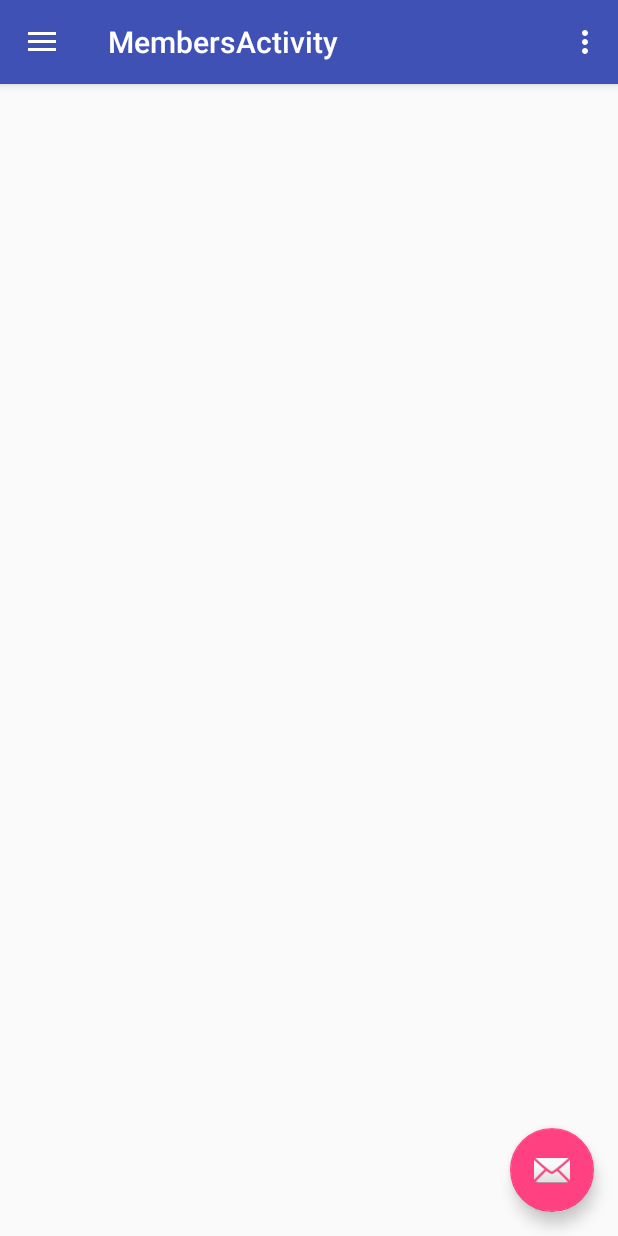
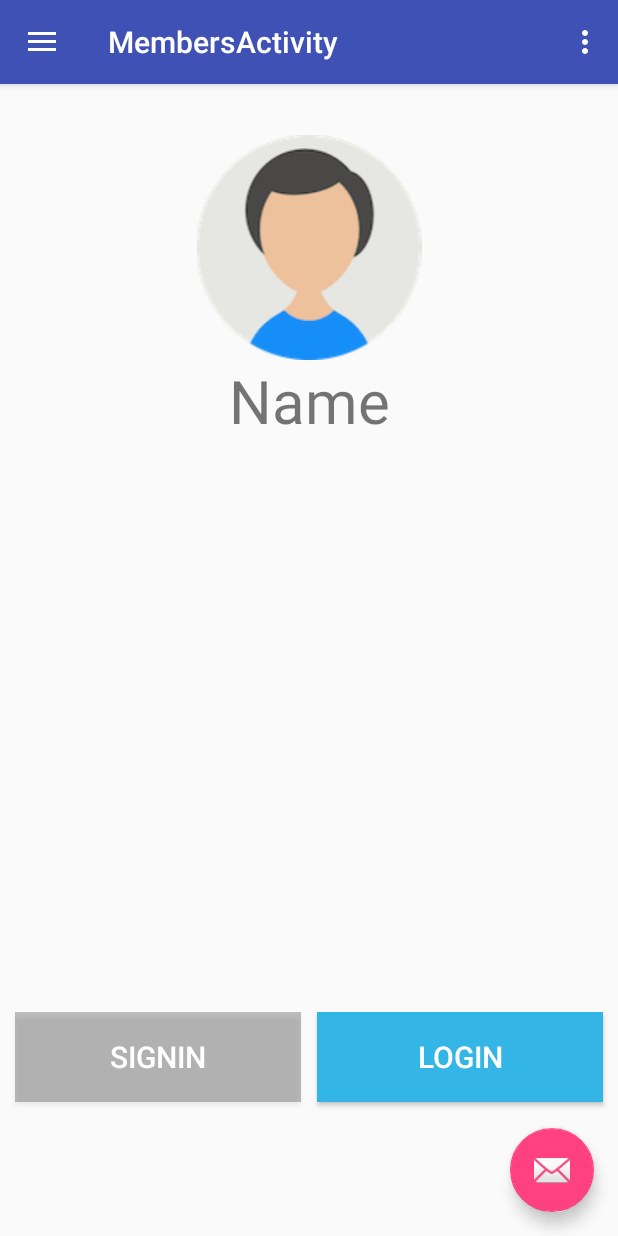
Before and after one commit to alexrupom/Share-and-Ride, an Android app: the MembersActivity screen opened directly, with no data from a screen before it, on a phone screen of 412 x 824 dp. Run offline under Robolectric (Android 15) with nearby library versions, the phone set to English and light mode, and no system bars.

Commit message:
minor update

```diff
--- a/Application/Share&Ride/app/src/main/res/layout/content_members.xml
+++ b/Application/Share&Ride/app/src/main/res/layout/content_members.xml
@@ -1,11 +1,64 @@
 <?xml version="1.0" encoding="utf-8"?>
-<android.support.constraint.ConstraintLayout xmlns:android="http://schemas.android.com/apk/res/android"
+<LinearLayout xmlns:android="http://schemas.android.com/apk/res/android"
     xmlns:app="http://schemas.android.com/apk/res-auto"
-    xmlns:tools="http://schemas.android.com/tools"
     android:layout_width="match_parent"
     android:layout_height="match_parent"
-    app:layout_behavior="@string/appbar_scrolling_view_behavior"
-    tools:context="shafin.shareride.MembersActivity"
-    tools:showIn="@layout/app_bar_members">
 
-</android.support.constraint.ConstraintLayout>
+    android:orientation="vertical" >
+
+    <LinearLayout
+        android:layout_width="match_parent"
+        android:layout_height="match_parent"
+        android:orientation="vertical"
+
+        android:layout_weight="1">
+        <ImageView
+            android:id="@+id/imageView3"
+            android:layout_width="match_parent"
+            android:layout_height="wrap_content"
+            app:srcCompat="@drawable/avatar"
+            android:layout_marginTop="90dp"/>
+
+        <TextView
+            android:id="@+id/textView2"
+            android:layout_width="match_parent"
+            android:layout_height="93dp"
+            android:text="Name"
+            android:textAlignment="center"
+            android:textSize="40dp" />
+    </LinearLayout>
+
+
+    <LinearLayout
+        android:layout_width="match_parent"
+        android:layout_height="match_parent"
+        android:layout_weight="4.5"
+
+        android:orientation="horizontal">
+
+        <Button
+            android:id="@+id/button1"
+            android:layout_width="match_parent"
+            android:layout_height="60dp"
+            android:layout_marginLeft="10dp"
+            android:layout_marginRight="5dp"
+            android:layout_weight="1"
+
+            android:text="SignIn"
+            android:textColor="@android:color/white"
+            android:textSize="20dp"
+            android:background="#50363636"/>
+
+        <Button
+            android:id="@+id/button2"
+            android:layout_width="match_parent"
+            android:layout_height="60dp"
+            android:layout_marginLeft="5dp"
+            android:layout_marginRight="10dp"
+            android:layout_weight="1"
+            android:background="@android:color/holo_blue_light"
+            android:text="Login"
+            android:textColor="@android:color/white"
+            android:textSize="20dp" />
+    </LinearLayout>
+</LinearLayout>
--- a/Application/Share&Ride/app/src/main/res/layout/nav_header_members.xml
+++ b/Application/Share&Ride/app/src/main/res/layout/nav_header_members.xml
@@ -3,7 +3,7 @@
     xmlns:app="http://schemas.android.com/apk/res-auto"
     android:layout_width="match_parent"
     android:layout_height="@dimen/nav_header_height"
-    android:background="@drawable/side_nav_bar"
+
     android:gravity="bottom"
     android:orientation="vertical"
     android:paddingBottom="@dimen/activity_vertical_margin"
@@ -17,19 +17,22 @@
         android:layout_width="wrap_content"
         android:layout_height="wrap_content"
         android:paddingTop="@dimen/nav_header_vertical_spacing"
-        app:srcCompat="@android:drawable/sym_def_app_icon" />
+        app:srcCompat="@drawable/scopy"
+        />
 
     <TextView
         android:layout_width="match_parent"
         android:layout_height="wrap_content"
         android:paddingTop="@dimen/nav_header_vertical_spacing"
-        android:text="Android Studio"
-        android:textAppearance="@style/TextAppearance.AppCompat.Body1" />
+        android:text="Share&amp;Ride"
+        android:textAppearance="@style/TextAppearance.AppCompat.Body1"
+        android:textColor="@android:color/holo_blue_dark"/>
 
     <TextView
         android:id="@+id/textView"
         android:layout_width="wrap_content"
         android:layout_height="wrap_content"
-        android:text="android.studio@android.com" />
+        android:text="www.shareandride.com"
+        android:textColor="@android:color/holo_blue_dark"/>
 
 </LinearLayout>
```
Also changed, not shown: Application/Share&Ride/app/src/main/res/drawable/avatar.png (added), Application/Share&Ride/app/src/main/res/drawable/scopy.png (added), 2 other files.
